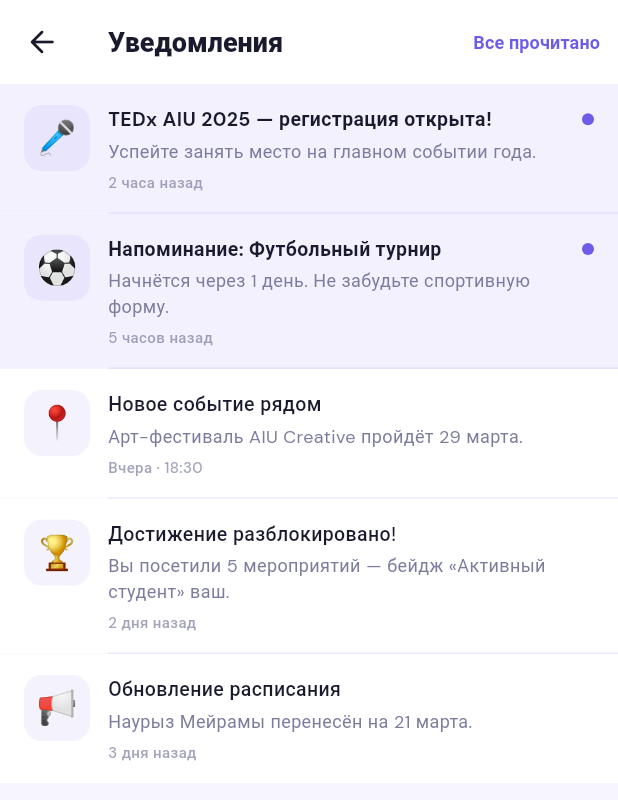
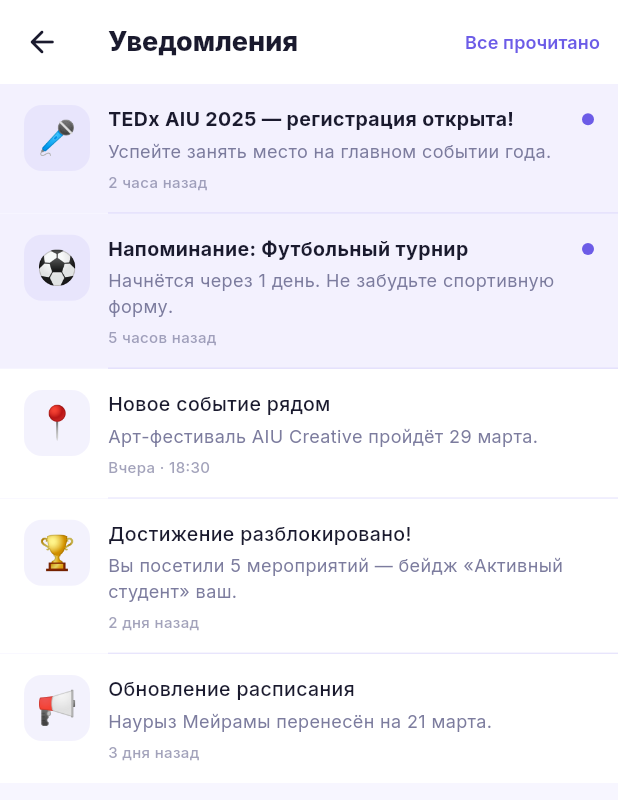
Before and after one commit to Kmr2345/eventhub1, a Flutter app: the MainScreen screen opened directly, after a tap on the "notifications" icon, on a phone screen of 412 x 824 dp. Shown: the top 800 px of the screen. Run offline on Flutter 3.47's test engine with Material 3 defaults, Android fonts, the phone set to English and light mode, and no system bars; our stand-ins replace cached_network_image, google_fonts, qr_flutter; accounts and stored records are empty; network calls fail.

Commit message:
after language changes

```diff
--- a/lib/main.dart
+++ b/lib/main.dart
@@ -24,6 +24,11 @@ class EventHubApp extends StatelessWidget {
       title: 'EventHub',
       theme: AppTheme.theme,
       debugShowCheckedModeBanner: false,
+      supportedLocales: const [
+        Locale('ru'),
+        Locale('kk'),
+        Locale('en'),
+      ],
       home: Consumer<AppState>(
         builder: (_, state, __) =>
         state.user == null ? const AuthScreen() : const MainScreen(),
--- a/lib/screens/favorites_screen.dart
+++ b/lib/screens/favorites_screen.dart
@@ -15,7 +15,6 @@ class FavoritesScreen extends StatelessWidget {
     final state = context.watch<AppState>();
     final lang  = state.language;
     final favs  = state.favorites;
-    final title = lang == 'ru' ? 'Избранное' : lang == 'kz' ? 'Таңдаулы' : 'Saved Events';
 
     return favs.isEmpty
         ? Center(
@@ -28,7 +27,7 @@ class FavoritesScreen extends StatelessWidget {
                     style: GoogleFonts.spaceGrotesk(fontSize: 18, fontWeight: FontWeight.w700, color: AppColors.muted)),
                 const SizedBox(height: 8),
                 Text(lang == 'ru' ? 'Нажмите ❤️ на карточке события' : lang == 'kz' ? 'Іс-шара картасындағы ❤️ басыңыз' : 'Tap ❤️ on any event card',
-                    style: GoogleFonts.dmSans(fontSize: 13, color: AppColors.muted)),
+                    style: GoogleFonts.inter(fontSize: 13, color: AppColors.muted)),
               ],
             ),
           )
--- a/lib/screens/home_screen.dart
+++ b/lib/screens/home_screen.dart
@@ -71,7 +71,7 @@ class _HomeScreenState extends State<HomeScreen> {
               children: [
                 Text(greeting, style: GoogleFonts.spaceGrotesk(fontSize: 20, fontWeight: FontWeight.w800, color: AppColors.text)),
                 const SizedBox(height: 2),
-                Text(sub, style: GoogleFonts.dmSans(fontSize: 13, color: AppColors.muted)),
+                Text(sub, style: GoogleFonts.inter(fontSize: 13, color: AppColors.muted)),
               ],
             ),
           ),
@@ -83,7 +83,7 @@ class _HomeScreenState extends State<HomeScreen> {
             padding: const EdgeInsets.fromLTRB(16, 16, 16, 8),
             child: Text(
               lang == 'ru' ? '🔥 Популярные' : lang == 'kz' ? '🔥 Танымал' : '🔥 Trending',
-              style: GoogleFonts.dmSans(fontSize: 11, fontWeight: FontWeight.w700, color: AppColors.muted, letterSpacing: 0.6),
+              style: GoogleFonts.inter(fontSize: 11, fontWeight: FontWeight.w700, color: AppColors.muted, letterSpacing: 0.6),
             ),
           ),
         ),
@@ -121,7 +121,7 @@ class _HomeScreenState extends State<HomeScreen> {
                               crossAxisAlignment: CrossAxisAlignment.start,
                               children: [
                                 Text(e.getTitle(lang), style: GoogleFonts.spaceGrotesk(fontSize: 12, fontWeight: FontWeight.w700, color: Colors.white), maxLines: 2, overflow: TextOverflow.ellipsis),
-                                Text(e.date, style: GoogleFonts.dmSans(fontSize: 10, color: Colors.white.withOpacity(0.8))),
+                                Text(e.date, style: GoogleFonts.inter(fontSize: 10, color: Colors.white.withOpacity(0.8))),
                               ],
                             ),
                           ),
@@ -141,7 +141,7 @@ class _HomeScreenState extends State<HomeScreen> {
             padding: const EdgeInsets.fromLTRB(16, 16, 16, 8),
             child: Text(
               lang == 'ru' ? '📅 Ближайшие события' : lang == 'kz' ? '📅 Жақын іс-шаралар' : '📅 Upcoming Events',
-              style: GoogleFonts.dmSans(fontSize: 11, fontWeight: FontWeight.w700, color: AppColors.muted, letterSpacing: 0.6),
+              style: GoogleFonts.inter(fontSize: 11, fontWeight: FontWeight.w700, color: AppColors.muted, letterSpacing: 0.6),
             ),
           ),
         ),
--- a/lib/screens/main_screen.dart
+++ b/lib/screens/main_screen.dart
@@ -69,7 +69,7 @@ class _MainScreenState extends State<MainScreen> {
             crossAxisAlignment: CrossAxisAlignment.start,
             mainAxisSize: MainAxisSize.min,
             children: [
-              Text('Astana IT University', style: GoogleFonts.dmSans(fontSize: 10, color: AppColors.muted, fontWeight: FontWeight.w500)),
+              Text('Astana IT University', style: GoogleFonts.inter(fontSize: 10, color: AppColors.muted, fontWeight: FontWeight.w500)),
               ShaderMask(
                 shaderCallback: (b) => const LinearGradient(colors: [AppColors.primary, AppColors.primaryLight]).createShader(b),
                 child: Text('EventHub', style: GoogleFonts.spaceGrotesk(fontSize: 20, fontWeight: FontWeight.w800, color: Colors.white)),
@@ -97,7 +97,7 @@ class _MainScreenState extends State<MainScreen> {
                     color: active ? AppColors.primary : Colors.transparent,
                     borderRadius: BorderRadius.circular(8),
                   ),
-                  child: Text(l.toUpperCase(), style: GoogleFonts.dmSans(fontSize: 10, fontWeight: FontWeight.w700, color: active ? Colors.white : AppColors.muted)),
+                  child: Text(l.toUpperCase(), style: GoogleFonts.inter(fontSize: 10, fontWeight: FontWeight.w700, color: active ? Colors.white : AppColors.muted)),
                 ),
               );
             }).toList(),
@@ -115,7 +115,7 @@ class _MainScreenState extends State<MainScreen> {
               child: Container(
                 width: 16, height: 16,
                 decoration: BoxDecoration(color: AppColors.danger, shape: BoxShape.circle, border: Border.all(color: Colors.white, width: 1.5)),
-                child: Center(child: Text('3', style: GoogleFonts.dmSans(fontSize: 8, fontWeight: FontWeight.w700, color: Colors.white))),
+                child: Center(child: Text('3', style: GoogleFonts.inter(fontSize: 8, fontWeight: FontWeight.w700, color: Colors.white))),
               ),
             ),
           ],
@@ -172,7 +172,7 @@ class _MainScreenState extends State<MainScreen> {
                           size: 24, color: active ? AppColors.primary : AppColors.muted),
                       const SizedBox(height: 3),
                       Text(item['label'] as String,
-                          style: GoogleFonts.dmSans(fontSize: 10, fontWeight: FontWeight.w600, color: active ? AppColors.primary : AppColors.muted)),
+                          style: GoogleFonts.inter(fontSize: 10, fontWeight: FontWeight.w600, color: active ? AppColors.primary : AppColors.muted)),
                     ],
                   ),
                 ),
--- a/lib/screens/notifications_screen.dart
+++ b/lib/screens/notifications_screen.dart
@@ -22,7 +22,7 @@ class NotificationsScreen extends StatelessWidget {
         actions: [
           TextButton(
             child: Text(lang == 'ru' ? 'Все прочитано' : lang == 'kz' ? 'Барлығын оқу' : 'Mark all read',
-                style: GoogleFonts.dmSans(fontSize: 12, color: AppColors.primary, fontWeight: FontWeight.w600)),
+                style: GoogleFonts.inter(fontSize: 12, color: AppColors.primary, fontWeight: FontWeight.w600)),
             onPressed: () {},
           ),
         ],
@@ -51,14 +51,14 @@ class NotificationsScreen extends StatelessWidget {
                     children: [
                       Row(
                         children: [
-                          Expanded(child: Text(n['title']!, style: GoogleFonts.dmSans(fontSize: 13, fontWeight: isRead ? FontWeight.w500 : FontWeight.w700, color: AppColors.text))),
+                          Expanded(child: Text(n['title']!, style: GoogleFonts.inter(fontSize: 13, fontWeight: isRead ? FontWeight.w500 : FontWeight.w700, color: AppColors.text))),
                           if (!isRead) Container(width: 8, height: 8, decoration: const BoxDecoration(color: AppColors.primary, shape: BoxShape.circle)),
                         ],
                       ),
                       const SizedBox(height: 3),
-                      Text(n['body']!, style: GoogleFonts.dmSans(fontSize: 12, color: AppColors.muted, height: 1.4)),
+                      Text(n['body']!, style: GoogleFonts.inter(fontSize: 12, color: AppColors.muted, height: 1.4)),
                       const SizedBox(height: 5),
-                      Text(n['time']!, style: GoogleFonts.dmSans(fontSize: 10, color: AppColors.muted.withOpacity(0.7), fontWeight: FontWeight.w500)),
+                      Text(n['time']!, style: GoogleFonts.inter(fontSize: 10, color: AppColors.muted.withOpacity(0.7), fontWeight: FontWeight.w500)),
                     ],
                   ),
                 ),
--- a/lib/screens/profile_screen.dart
+++ b/lib/screens/profile_screen.dart
@@ -51,17 +51,17 @@ class _ProfileScreenState extends State<ProfileScreen> {
                 const SizedBox(height: 12),
                 Text(user.name, style: GoogleFonts.spaceGrotesk(fontSize: 20, fontWeight: FontWeight.w800, color: Colors.white)),
                 const SizedBox(height: 4),
-                Text(user.email, style: GoogleFonts.dmSans(fontSize: 12, color: Colors.white.withOpacity(0.8))),
+                Text(user.email, style: GoogleFonts.inter(fontSize: 12, color: Colors.white.withOpacity(0.8))),
                 const SizedBox(height: 4),
                 Text('${user.role == 'student' ? (lang == 'ru' ? 'Студент' : lang == 'kz' ? 'Студент' : 'Student') : (lang == 'ru' ? 'Организатор' : lang == 'kz' ? 'Ұйымдастырушы' : 'Organizer')} · Astana IT University',
-                    style: GoogleFonts.dmSans(fontSize: 12, color: Colors.white.withOpacity(0.75))),
+                    style: GoogleFonts.inter(fontSize: 12, color: Colors.white.withOpacity(0.75))),
                 const SizedBox(height: 14),
                 Wrap(
                   spacing: 8, runSpacing: 8, alignment: WrapAlignment.center,
                   children: badges.map((b) => Container(
                     padding: const EdgeInsets.symmetric(horizontal: 12, vertical: 5),
                     decoration: BoxDecoration(color: Colors.white.withOpacity(0.2), borderRadius: BorderRadius.circular(20)),
-                    child: Text(b, style: GoogleFonts.dmSans(fontSize: 11, fontWeight: FontWeight.w600, color: Colors.white)),
+                    child: Text(b, style: GoogleFonts.inter(fontSize: 11, fontWeight: FontWeight.w600, color: Colors.white)),
                   )).toList(),
                 ),
               ],
@@ -88,7 +88,7 @@ class _ProfileScreenState extends State<ProfileScreen> {
           if (user.role == 'student') ...[
             Padding(
               padding: const EdgeInsets.fromLTRB(16, 0, 16, 8),
-              child: Align(alignment: Alignment.centerLeft, child: Text(T['history']!, style: GoogleFonts.dmSans(fontSize: 11, fontWeight: FontWeight.w700, color: AppColors.muted, letterSpacing: 0.6))),
+              child: Align(alignment: Alignment.centerLeft, child: Text(T['history']!, style: GoogleFonts.inter(fontSize: 11, fontWeight: FontWeight.w700, color: AppColors.muted, letterSpacing: 0.6))),
             ),
             Container(
               color: AppColors.card,
@@ -104,8 +104,8 @@ class _ProfileScreenState extends State<ProfileScreen> {
                         child: Column(
                           crossAxisAlignment: CrossAxisAlignment.start,
                           children: [
-                            Text(a['title']!, style: GoogleFonts.dmSans(fontSize: 13, fontWeight: FontWeight.w600, color: AppColors.text)),
-                            Text(a['date']!, style: GoogleFonts.dmSans(fontSize: 11, color: AppColors.muted)),
+                            Text(a['title']!, style: GoogleFonts.inter(fontSize: 13, fontWeight: FontWeight.w600, color: AppColors.text)),
+                            Text(a['date']!, style: GoogleFonts.inter(fontSize: 11, color: AppColors.muted)),
                           ],
                         ),
                       ),
@@ -121,7 +121,7 @@ class _ProfileScreenState extends State<ProfileScreen> {
           // Settings
           Padding(
             padding: const EdgeInsets.fromLTRB(16, 0, 16, 8),
-            child: Align(alignment: Alignment.centerLeft, child: Text(T['settings']!, style: GoogleFonts.dmSans(fontSize: 11, fontWeight: FontWeight.w700, color: AppColors.muted, letterSpacing: 0.6))),
+            child: Align(alignment: Alignment.centerLeft, child: Text(T['settings']!, style: GoogleFonts.inter(fontSize: 11, fontWeight: FontWeight.w700, color: AppColors.muted, letterSpacing: 0.6))),
           ),
           Container(
             color: AppColors.card,
@@ -134,7 +134,7 @@ class _ProfileScreenState extends State<ProfileScreen> {
                     children: [
                       const Icon(Icons.language_rounded, color: AppColors.primary, size: 20),
                       const SizedBox(width: 12),
-                      Expanded(child: Text(T['language']!, style: GoogleFonts.dmSans(fontSize: 14, fontWeight: FontWeight.w500, color: AppColors.text))),
+                      Expanded(child: Text(T['language']!, style: GoogleFonts.inter(fontSize: 14, fontWeight: FontWeight.w500, color: AppColors.text))),
                       Container(
                         decoration: BoxDecoration(color: AppColors.bg, borderRadius: BorderRadius.circular(10)),
                         padding: const EdgeInsets.all(3),
@@ -147,7 +147,7 @@ class _ProfileScreenState extends State<ProfileScreen> {
                                 duration: const Duration(milliseconds: 150),
                                 padding: const EdgeInsets.symmetric(horizontal: 10, vertical: 5),
                                 decoration: BoxDecoration(color: active ? AppColors.primary : Colors.transparent, borderRadius: BorderRadius.circular(8)),
-                                child: Text(l.toUpperCase(), style: GoogleFonts.dmSans(fontSize: 11, fontWeight: FontWeight.w700, color: active ? Colors.white : AppColors.muted)),
+                                child: Text(l.toUpperCase(), style: GoogleFonts.inter(fontSize: 11, fontWeight: FontWeight.w700, color: active ? Colors.white : AppColors.muted)),
                               ),
                             );
                           }).toList(),
@@ -165,14 +165,14 @@ class _ProfileScreenState extends State<ProfileScreen> {
                     children: [
                       const Icon(Icons.notifications_outlined, color: AppColors.primary, size: 20),
                       const SizedBox(width: 12),
-                      Expanded(child: Text(T['notifications']!, style: GoogleFonts.dmSans(fontSize: 14, fontWeight: FontWeight.w500, color: AppColors.text))),
+                      Expanded(child: Text(T['notifications']!, style: GoogleFonts.inter(fontSize: 14, fontWeight: FontWeight.w500, color: AppColors.text))),
                       GestureDetector(
                         onTap: () => setState(() => _notificationsOn = !_notificationsOn),
                         child: AnimatedContainer(
                           duration: const Duration(milliseconds: 200),
                           padding: const EdgeInsets.symmetric(horizontal: 14, vertical: 6),
                           decoration: BoxDecoration(color: _notificationsOn ? AppColors.secondary : Colors.grey.shade300, borderRadius: BorderRadius.circular(20)),
-                          child: Text(_notificationsOn ? T['on']! : T['off']!, style: GoogleFonts.dmSans(fontSize: 12, fontWeight: FontWeight.w700, color: Colors.white)),
+                          child: Text(_notificationsOn ? T['on']! : T['off']!, style: GoogleFonts.inter(fontSize: 12, fontWeight: FontWeight.w700, color: Colors.white)),
                         ),
                       ),
                     ],
@@ -199,7 +199,7 @@ class _ProfileScreenState extends State<ProfileScreen> {
                       children: [
                         const Icon(Icons.logout_rounded, color: AppColors.danger, size: 20),
                         const SizedBox(width: 12),
-                        Text(T['logout']!, style: GoogleFonts.dmSans(fontSize: 14, fontWeight: FontWeight.w600, color: AppColors.danger)),
+                        Text(T['logout']!, style: GoogleFonts.inter(fontSize: 14, fontWeight: FontWeight.w600, color: AppColors.danger)),
                       ],
                     ),
                   ),
@@ -219,7 +219,7 @@ class _ProfileScreenState extends State<ProfileScreen> {
       child: Column(children: [
         Text(val, style: GoogleFonts.spaceGrotesk(fontSize: 22, fontWeight: FontWeight.w800, color: AppColors.primary)),
         const SizedBox(height: 2),
-        Text(label, style: GoogleFonts.dmSans(fontSize: 10, fontWeight: FontWeight.w600, color: AppColors.muted)),
+        Text(label, style: GoogleFonts.inter(fontSize: 10, fontWeight: FontWeight.w600, color: AppColors.muted)),
       ]),
     ),
   );
--- a/lib/screens/search_screen.dart
+++ b/lib/screens/search_screen.dart
@@ -47,7 +47,7 @@ class _SearchScreenState extends State<SearchScreen> {
             child: TextField(
               controller: _ctrl,
               onChanged: (v) => setState(() => _query = v),
-              style: GoogleFonts.dmSans(fontSize: 14, color: AppColors.text),
+              style: GoogleFonts.inter(fontSize: 14, color: AppColors.text),
               decoration: InputDecoration(
                 hintText: hint,
                 prefixIcon: const Icon(Icons.search_rounded, color: AppColors.muted, size: 20),
@@ -90,7 +90,7 @@ class _SearchScreenState extends State<SearchScreen> {
                         borderRadius: BorderRadius.circular(20),
                         border: Border.all(color: active ? AppColors.primary : AppColors.border, width: 0.5),
                       ),
-                      child: Text('$emoji$label', style: GoogleFonts.dmSans(fontSize: 12, fontWeight: FontWeight.w600, color: active ? Colors.white : AppColors.muted)),
+                      child: Text('$emoji$label', style: GoogleFonts.inter(fontSize: 12, fontWeight: FontWeight.w600, color: active ? Colors.white : AppColors.muted)),
                     ),
                   );
                 },
@@ -107,7 +107,7 @@ class _SearchScreenState extends State<SearchScreen> {
               lang == 'ru' ? 'Результаты · ${results.length} событий'
                   : lang == 'kz' ? 'Нәтижелер · ${results.length} іс-шара'
                   : 'Results · ${results.length} events',
-              style: GoogleFonts.dmSans(fontSize: 11, fontWeight: FontWeight.w700, color: AppColors.muted, letterSpacing: 0.5),
+              style: GoogleFonts.inter(fontSize: 11, fontWeight: FontWeight.w700, color: AppColors.muted, letterSpacing: 0.5),
             ),
           ),
         ),
--- a/lib/theme/app_theme.dart
+++ b/lib/theme/app_theme.dart
@@ -35,15 +35,16 @@ class AppTheme {
     useMaterial3: true,
     scaffoldBackgroundColor: AppColors.bg,
     colorScheme: ColorScheme.fromSeed(seedColor: AppColors.primary),
-    textTheme: GoogleFonts.dmSansTextTheme().copyWith(
-      displayLarge: GoogleFonts.spaceGrotesk(fontSize: 28, fontWeight: FontWeight.w800, color: AppColors.text),
-      headlineLarge: GoogleFonts.spaceGrotesk(fontSize: 22, fontWeight: FontWeight.w800, color: AppColors.text),
-      headlineMedium: GoogleFonts.spaceGrotesk(fontSize: 18, fontWeight: FontWeight.w700, color: AppColors.text),
-      titleLarge: GoogleFonts.spaceGrotesk(fontSize: 16, fontWeight: FontWeight.w700, color: AppColors.text),
-      titleMedium: GoogleFonts.dmSans(fontSize: 14, fontWeight: FontWeight.w600, color: AppColors.text),
-      bodyLarge: GoogleFonts.dmSans(fontSize: 14, color: AppColors.text),
-      bodyMedium: GoogleFonts.dmSans(fontSize: 13, color: AppColors.muted),
-      labelSmall: GoogleFonts.dmSans(fontSize: 10, fontWeight: FontWeight.w600, color: AppColors.muted, letterSpacing: 0.6),
+    fontFamily: GoogleFonts.inter().fontFamily,
+    textTheme: GoogleFonts.interTextTheme().copyWith(
+      displayLarge: GoogleFonts.inter(fontSize: 28, fontWeight: FontWeight.w800, color: AppColors.text),
+      headlineLarge: GoogleFonts.inter(fontSize: 22, fontWeight: FontWeight.w800, color: AppColors.text),
+      headlineMedium: GoogleFonts.inter(fontSize: 18, fontWeight: FontWeight.w700, color: AppColors.text),
+      titleLarge: GoogleFonts.inter(fontSize: 16, fontWeight: FontWeight.w700, color: AppColors.text),
+      titleMedium: GoogleFonts.inter(fontSize: 14, fontWeight: FontWeight.w600, color: AppColors.text),
+      bodyLarge: GoogleFonts.inter(fontSize: 14, color: AppColors.text),
+      bodyMedium: GoogleFonts.inter(fontSize: 13, color: AppColors.muted),
+      labelSmall: GoogleFonts.inter(fontSize: 10, fontWeight: FontWeight.w600, color: AppColors.muted, letterSpacing: 0.6),
     ),
     appBarTheme: AppBarTheme(
       backgroundColor: AppColors.card,
@@ -51,7 +52,7 @@ class AppTheme {
       scrolledUnderElevation: 0.5,
       shadowColor: AppColors.border,
       iconTheme: const IconThemeData(color: AppColors.text),
-      titleTextStyle: GoogleFonts.spaceGrotesk(fontSize: 18, fontWeight: FontWeight.w700, color: AppColors.text),
+      titleTextStyle: GoogleFonts.inter(fontSize: 18, fontWeight: FontWeight.w700, color: AppColors.text),
     ),
   );
 }
--- a/lib/widgets/event_card.dart
+++ b/lib/widgets/event_card.dart
@@ -69,7 +69,7 @@ class EventCard extends StatelessWidget {
                         decoration: BoxDecoration(color: Colors.white.withOpacity(0.9), borderRadius: BorderRadius.circular(20)),
                         child: Text(
                           categoryLabel(event.category, language).toUpperCase(),
-                          style: GoogleFonts.dmSans(fontSize: 9, fontWeight: FontWeight.w700, color: AppColors.primary, letterSpacing: 0.5),
+                          style: GoogleFonts.inter(fontSize: 9, fontWeight: FontWeight.w700, color: AppColors.primary, letterSpacing: 0.5),
                         ),
                       ),
                     ),
@@ -80,7 +80,7 @@ class EventCard extends StatelessWidget {
                         child: Container(
                           padding: const EdgeInsets.symmetric(horizontal: 10, vertical: 3),
                           decoration: BoxDecoration(color: AppColors.secondary, borderRadius: BorderRadius.circular(20)),
-                          child: Text('✓ Registered', style: GoogleFonts.dmSans(fontSize: 10, fontWeight: FontWeight.w700, color: Colors.white)),
+                          child: Text('✓ Registered', style: GoogleFonts.inter(fontSize: 10, fontWeight: FontWeight.w700, color: Colors.white)),
                         ),
                       ),
                     // Favorite button
@@ -115,11 +115,11 @@ class EventCard extends StatelessWidget {
                     children: [
                       const Icon(Icons.calendar_today_rounded, size: 12, color: AppColors.primary),
                       const SizedBox(width: 4),
-                      Text('${event.date} · ${event.time}', style: GoogleFonts.dmSans(fontSize: 11, color: AppColors.muted)),
+                      Text('${event.date} · ${event.time}', style: GoogleFonts.inter(fontSize: 11, color: AppColors.muted)),
                       const SizedBox(width: 12),
                       const Icon(Icons.location_on_rounded, size: 12, color: AppColors.primary),
                       const SizedBox(width: 4),
-                      Expanded(child: Text(location, style: GoogleFonts.dmSans(fontSize: 11, color: AppColors.muted), overflow: TextOverflow.ellipsis)),
+                      Expanded(child: Text(location, style: GoogleFonts.inter(fontSize: 11, color: AppColors.muted), overflow: TextOverflow.ellipsis)),
                     ],
                   ),
                   const SizedBox(height: 10),
@@ -143,13 +143,13 @@ class EventCard extends StatelessWidget {
                       Row(children: [
                         const Icon(Icons.people_rounded, size: 12, color: AppColors.primary),
                         const SizedBox(width: 3),
-                        Text('${event.registered}/${event.capacity}', style: GoogleFonts.dmSans(fontSize: 11, color: AppColors.muted)),
+                        Text('${event.registered}/${event.capacity}', style: GoogleFonts.inter(fontSize: 11, color: AppColors.muted)),
                       ]),
                       const SizedBox(width: 10),
                       Row(children: [
                         const Icon(Icons.star_rounded, size: 12, color: AppColors.warning),
                         const SizedBox(width: 3),
-                        Text(event.rating.toStringAsFixed(1), style: GoogleFonts.dmSans(fontSize: 11, color: AppColors.muted)),
+                        Text(event.rating.toStringAsFixed(1), style: GoogleFonts.inter(fontSize: 11, color: AppColors.muted)),
                       ]),
                     ],
                   ),
```
Also changed, not shown: lib/screens/auth_screen.dart (+11 -11 lines), lib/screens/create_event_screen.dart (+8 -8 lines), lib/screens/event_detail_screen.dart (+14 -14 lines), lib/screens/organizer_screen.dart (+6 -7 lines).
